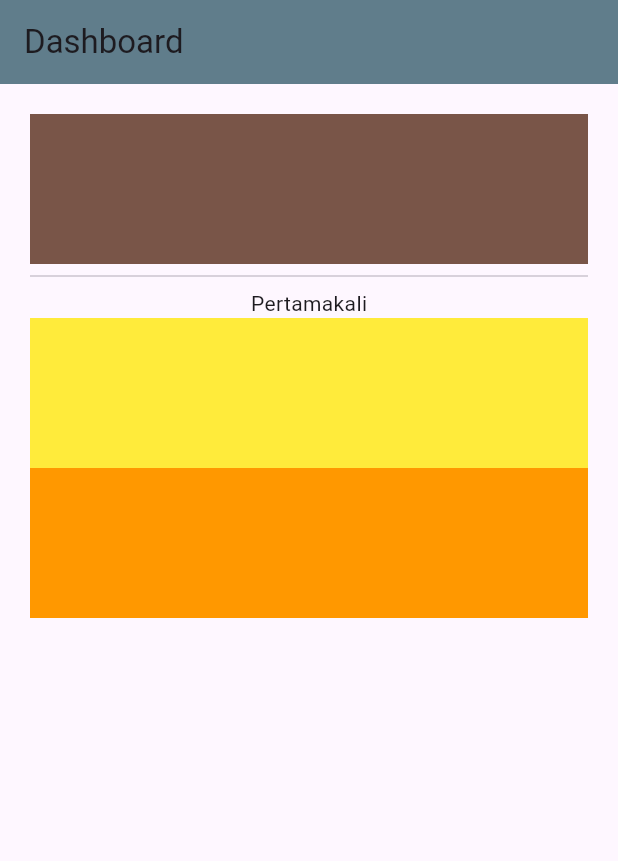
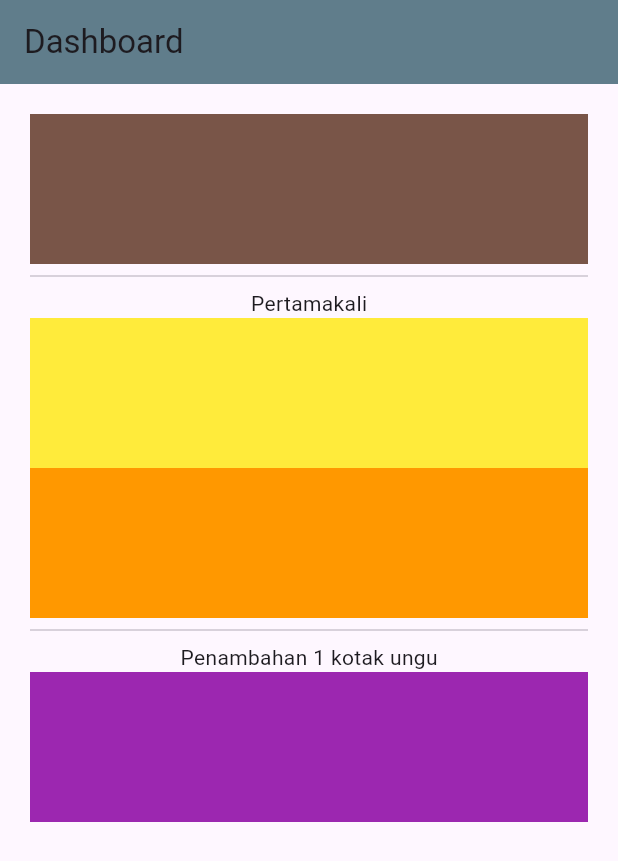
Before and after one commit to linuxtira22/project-1, a Flutter app: the screen it shows after launch, on a phone screen of 412 x 824 dp. Shown: the top 861 px of the screen. Run offline on Flutter 3.47's test engine with Material 3 defaults, Android fonts, the phone set to English and light mode, and no system bars.

Commit message:
menambah kotak

```diff
--- a/lib/page_1.dart
+++ b/lib/page_1.dart
@@ -30,6 +30,12 @@ class Page1 extends StatelessWidget {
                 height: 100.0,
                 color: Colors.orange,
               ),
+              Divider(),
+              Text("Penambahan 1 kotak ungu"),
+              Container(
+                height: 100.0,
+                color: Colors.purple,
+              ),
             ],
           ),
         ),
```
